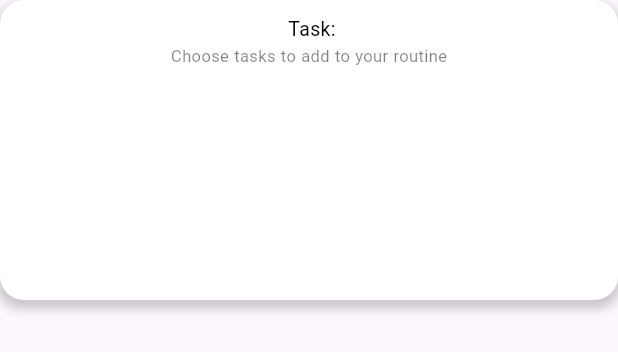
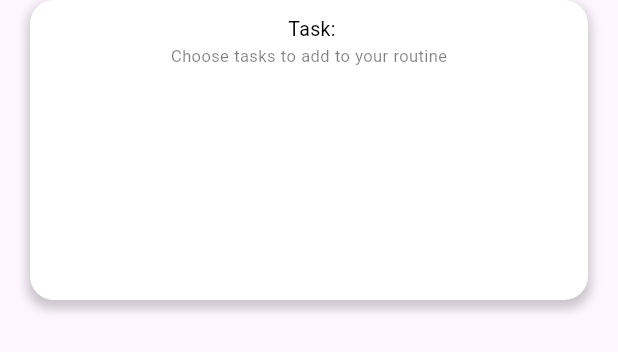
Before and after one commit to jrolana/cmsc128_lab, a Flutter app: the TaskSelectBlock widget shown alone on an empty page, opened directly with empty values, on a phone screen of 412 x 824 dp. Shown: the top 352 px of the screen. Run offline on Flutter 3.47's test engine with Material 3 defaults, Android fonts, the phone set to English and light mode, and no system bars; our stand-ins replace buttons_tabbar, cloud_firestore, confetti, firebase_auth, firebase_core, google_fonts and 4 more; missing offline and left inert: day_picker, flutter_iconpicker; accounts and stored records are empty.

Commit message:
[Enhancement][Bayle] Routine List Design

```diff
--- a/lib/widgets/routineWidgets/task_selection_block.dart
+++ b/lib/widgets/routineWidgets/task_selection_block.dart
@@ -50,7 +50,10 @@ class _TaskSelectBlockState extends State<TaskSelectBlock> {
 
   @override
   Widget build(BuildContext context) {
-    return Container(
+    return Padding(
+      padding: EdgeInsets.symmetric(horizontal: 20),
+      child: Container(
+        padding: EdgeInsets.symmetric(horizontal: 20),
         decoration: BoxDecoration(
           color: Colors.white,
           borderRadius: BorderRadius.circular(16),
@@ -121,8 +124,8 @@ class _TaskSelectBlockState extends State<TaskSelectBlock> {
                                         style: TextStyle(
                                           fontSize: 12,
                                           color: Colors.black,
-                                        fontFamily:
-                                            GoogleFonts.lexendDeca().fontFamily,
+                                          fontFamily: GoogleFonts.lexendDeca()
+                                              .fontFamily,
                                         ),
                                       ),
                                     ),
@@ -133,6 +136,7 @@ class _TaskSelectBlockState extends State<TaskSelectBlock> {
                           ),
                   ],
                 ))),
+      ),
     );
   }
 }
```
Also changed, not shown: lib/widgets/routineSession/routine_list.dart (+40 -31 lines). Lines whose indentation alone changed are shown as unchanged.
